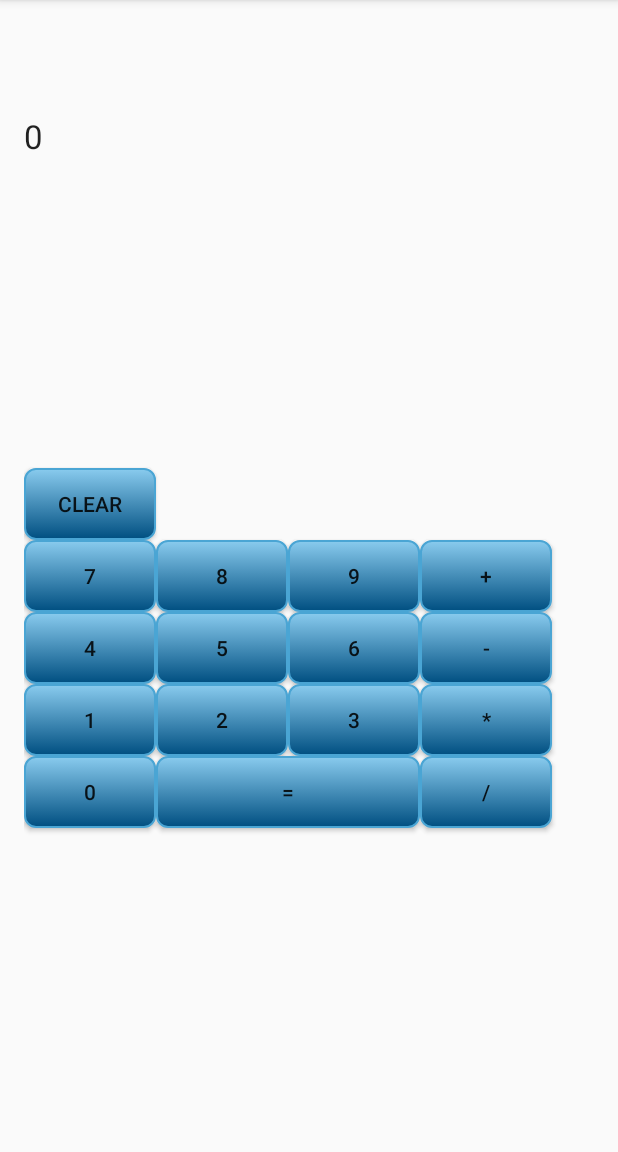
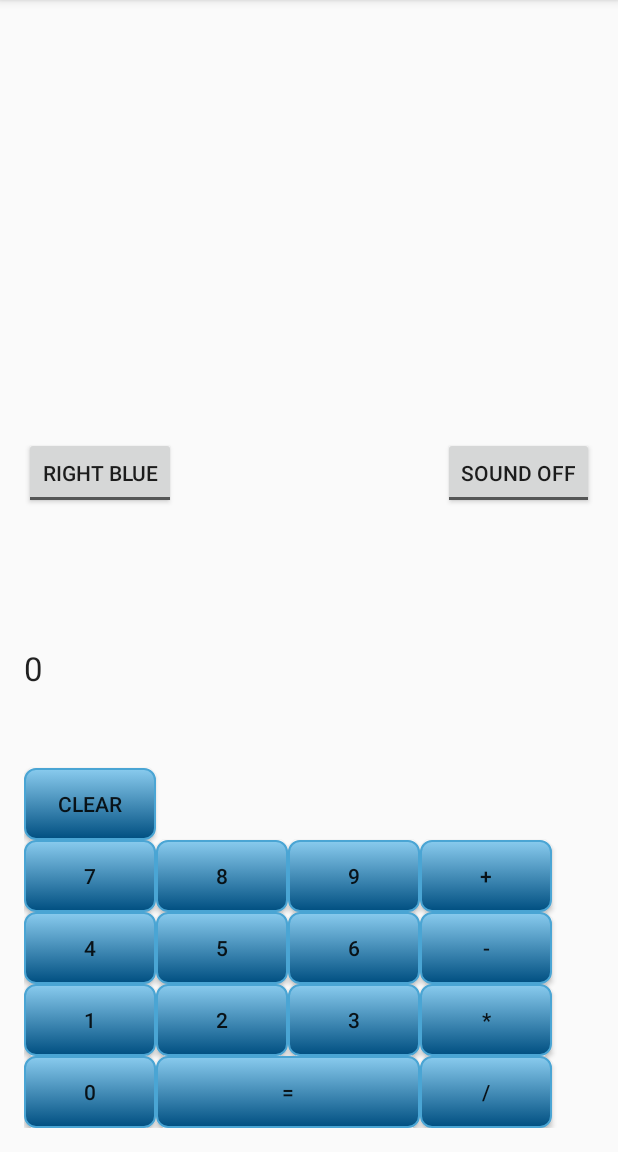
Before and after one commit to kyledecker/CalculatorApp, an Android app: the screen it shows after launch (MainActivity), on a phone screen of 412 x 824 dp, the part 84-1236 px from its top. Run offline under Robolectric (Android 15) with nearby library versions, the phone set to English and light mode, and no system bars.

Commit message:
9/6/15 1734

```diff
--- a/app/src/main/res/layout/activity_main.xml
+++ b/app/src/main/res/layout/activity_main.xml
@@ -3,17 +3,19 @@
     android:layout_height="match_parent" android:paddingLeft="@dimen/activity_horizontal_margin"
     android:paddingRight="@dimen/activity_horizontal_margin"
     android:paddingTop="@dimen/activity_vertical_margin"
-    android:paddingBottom="@dimen/activity_vertical_margin" tools:context=".MainActivity">
+    android:id="@+id/layout"
+    android:paddingBottom="@dimen/activity_vertical_margin" tools:context=".MainActivity"
+    >
 
     <Button
         android:layout_width="wrap_content"
         android:layout_height="wrap_content"
         android:text="1"
         android:id="@+id/button1"
-        android:layout_below="@+id/button4"
-        android:layout_toStartOf="@+id/button5"
         android:background="@drawable/bg_button"
-        android:onClick="onClick1" />
+        android:onClick="onClick1"
+        android:layout_above="@+id/button0"
+        android:layout_alignParentStart="true" />
 
     <Button
         android:layout_width="wrap_content"
@@ -40,10 +42,10 @@
         android:layout_height="wrap_content"
         android:text="4"
         android:id="@+id/button4"
-        android:layout_below="@+id/button7"
-        android:layout_alignStart="@+id/button1"
         android:background="@drawable/bg_button"
-        android:onClick="onClick1" />
+        android:onClick="onClick1"
+        android:layout_above="@+id/button1"
+        android:layout_alignParentStart="true" />
 
     <Button
         android:layout_width="wrap_content"
@@ -70,10 +72,10 @@
         android:layout_height="wrap_content"
         android:text="7"
         android:id="@+id/button7"
-        android:layout_centerVertical="true"
-        android:layout_alignParentStart="true"
         android:background="@drawable/bg_button"
-        android:onClick="onClick1" />
+        android:onClick="onClick1"
+        android:layout_above="@+id/button4"
+        android:layout_alignParentStart="true" />
 
     <Button
         android:layout_width="wrap_content"
@@ -141,10 +143,10 @@
         android:layout_height="wrap_content"
         android:text="0"
         android:id="@+id/button0"
-        android:layout_alignBottom="@+id/button_divide"
-        android:layout_alignParentStart="true"
         android:background="@drawable/bg_button"
-        android:onClick="onClick1" />
+        android:onClick="onClick1"
+        android:layout_alignParentBottom="true"
+        android:layout_alignParentStart="true" />
 
     <Button
         android:layout_width="wrap_content"
@@ -172,11 +174,10 @@
         android:layout_height="40dp"
         android:textAppearance="?android:attr/textAppearanceLarge"
         android:id="@+id/textView_commands"
-        android:layout_alignEnd="@+id/button_plus"
-        android:layout_toEndOf="@+id/button_clear"
-        android:layout_alignParentStart="true"
-        android:layout_marginTop="20dp"
-        android:layout_marginLeft="0dp" />
+        android:layout_marginLeft="0dp"
+        android:layout_above="@+id/textView_results"
+        android:layout_alignParentEnd="true"
+        android:layout_marginBottom="51dp" />
 
     <TextView
         android:layout_width="fill_parent"
@@ -184,6 +185,31 @@
         android:textAppearance="?android:attr/textAppearanceLarge"
         android:text="0"
         android:id="@+id/textView_results"
-        android:layout_below="@+id/textView_commands"
+        android:layout_above="@+id/button_clear"
+        android:layout_alignParentStart="true"
+        android:layout_marginBottom="41dp" />
+
+    <ToggleButton
+        android:layout_width="wrap_content"
+        android:layout_height="wrap_content"
+        android:textOff="Sound Off"
+        android:textOn="Sound On"
+        android:id="@+id/toggleButton"
+        android:onClick="changestate"
+        android:checked="false"
+        android:layout_above="@+id/textView_commands"
+        android:layout_alignParentEnd="true" />
+
+    <ToggleButton
+        android:layout_width="wrap_content"
+        android:layout_height="wrap_content"
+        android:text="New ToggleButton"
+        android:textOff="Right blue"
+        android:textOn="Wrong blue"
+        android:id="@+id/toggleButton2"
+        android:checked="false"
+        android:layout_above="@+id/textView_commands"
         android:layout_alignParentStart="true" />
+
+
 </RelativeLayout>
```
